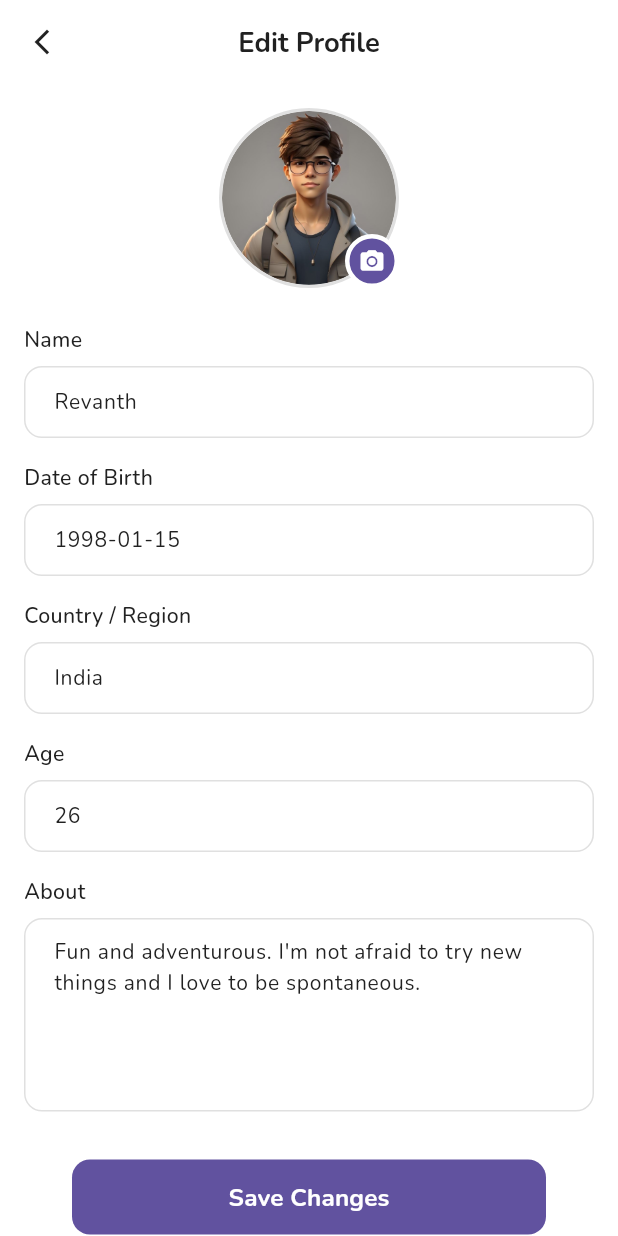
After one commit to sanashajiya/little_hearts, a Flutter app: the _EditProfileView screen opened directly, on a phone screen of 412 x 824 dp. The commit adds this screen. Run offline on Flutter 3.47's test engine with Material 3 defaults, Android fonts, the phone set to English and light mode, and no system bars; our stand-ins replace dartz, dio, equatable, flutter_bloc, get_it, go_router and 1 more.

Commit message:
implement edit profile  screen UI

```diff
--- /dev/null
+++ b/lib/features/profile/presentation/cubit/edit_profile_cubit.dart
@@ -0,0 +1,89 @@
+import 'package:flutter_bloc/flutter_bloc.dart';
+
+class EditProfileCubit extends Cubit<EditProfileState> {
+  EditProfileCubit() : super(EditProfileInitial()) {
+    _loadProfile();
+  }
+
+  void _loadProfile() {
+    // Dummy data
+    emit(EditProfileLoaded(
+      name: 'Revanth',
+      dateOfBirth: '1998-01-15',
+      country: 'India',
+      age: 26,
+      about: 'Fun and adventurous. I\'m not afraid to try new things and I love to be spontaneous.',
+    ));
+  }
+
+  void updateName(String name) {
+    final currentState = state;
+    if (currentState is EditProfileLoaded) {
+      emit(currentState.copyWith(name: name));
+    }
+  }
+
+  void updateDateOfBirth(String dateOfBirth) {
+    final currentState = state;
+    if (currentState is EditProfileLoaded) {
+      emit(currentState.copyWith(dateOfBirth: dateOfBirth));
+    }
+  }
+
+  void updateCountry(String country) {
+    final currentState = state;
+    if (currentState is EditProfileLoaded) {
+      emit(currentState.copyWith(country: country));
+    }
+  }
+
+  void updateAge(int age) {
+    final currentState = state;
+    if (currentState is EditProfileLoaded) {
+      emit(currentState.copyWith(age: age));
+    }
+  }
+
+  void updateAbout(String about) {
+    final currentState = state;
+    if (currentState is EditProfileLoaded) {
+      emit(currentState.copyWith(about: about));
+    }
+  }
+}
+
+abstract class EditProfileState {}
+
+class EditProfileInitial extends EditProfileState {}
+
+class EditProfileLoaded extends EditProfileState {
+  final String name;
+  final String dateOfBirth;
+  final String country;
+  final int age;
+  final String about;
+
+  EditProfileLoaded({
+    required this.name,
+    required this.dateOfBirth,
+    required this.country,
+    required this.age,
+    required this.about,
+  });
+
+  EditProfileLoaded copyWith({
+    String? name,
+    String? dateOfBirth,
+    String? country,
+    int? age,
+    String? about,
+  }) {
+    return EditProfileLoaded(
+      name: name ?? this.name,
+      dateOfBirth: dateOfBirth ?? this.dateOfBirth,
+      country: country ?? this.country,
+      age: age ?? this.age,
+      about: about ?? this.about,
+    );
+  }
+}
--- /dev/null
+++ b/lib/features/profile/presentation/screens/edit_profile_screen.dart
@@ -0,0 +1,80 @@
+import 'package:flutter/material.dart';
+import 'package:flutter_bloc/flutter_bloc.dart';
+import 'package:go_router/go_router.dart';
+
+import '../../../../core/constants/custom_text.dart';
+import '../../../../core/theme/app_colors.dart';
+import '../cubit/edit_profile_cubit.dart';
+import '../widgets/profile_image_picker.dart';
+import '../widgets/edit_profile_form.dart';
+import '../widgets/save_changes_button.dart';
+
+class EditProfileScreen extends StatelessWidget {
+  const EditProfileScreen({super.key});
+
+  @override
+  Widget build(BuildContext context) {
+    return BlocProvider(
+      create: (_) => EditProfileCubit(),
+      child: const _EditProfileView(),
+    );
+  }
+}
+
+class _EditProfileView extends StatelessWidget {
+  const _EditProfileView();
+
+  @override
+  Widget build(BuildContext context) {
+    return Scaffold(
+      backgroundColor: AppColors.white,
+      appBar: AppBar(
+        backgroundColor: AppColors.white,
+        elevation: 0,
+        leading: IconButton(
+          icon: const Icon(
+            Icons.arrow_back_ios_new,
+            color: AppColors.textPrimary,
+            size: 20,
+          ),
+          onPressed: () => context.pop(),
+        ),
+        title: const CustomText(
+          text: 'Edit Profile',
+          fontSize: 18,
+          fontWeight: FontWeightType.bold,
+          color: AppColors.textPrimary,
+        ),
+        centerTitle: true,
+      ),
+      body: BlocBuilder<EditProfileCubit, EditProfileState>(
+        builder: (context, state) {
+          if (state is EditProfileLoaded) {
+            return SingleChildScrollView(
+              padding: const EdgeInsets.all(16),
+              child: Column(
+                children: [
+                  const ProfileImagePicker(),
+                  const SizedBox(height: 24),
+                  EditProfileForm(
+                    name: state.name,
+                    dateOfBirth: state.dateOfBirth,
+                    country: state.country,
+                    age: state.age,
+                    about: state.about,
+                  ),
+                  const SizedBox(height: 32),
+                  const SaveChangesButton(),
+                  const SizedBox(height: 24),
+                ],
+              ),
+            );
+          }
+          return const Center(
+            child: CircularProgressIndicator(),
+          );
+        },
+      ),
+    );
+  }
+}
--- /dev/null
+++ b/lib/features/profile/presentation/widgets/edit_profile_form.dart
@@ -0,0 +1,135 @@
+import 'package:flutter/material.dart';
+import 'package:flutter_bloc/flutter_bloc.dart';
+
+import '../../../../core/constants/custom_text.dart';
+import '../../../../core/theme/app_colors.dart';
+import '../cubit/edit_profile_cubit.dart';
+
+class EditProfileForm extends StatelessWidget {
+  final String name;
+  final String dateOfBirth;
+  final String country;
+  final int age;
+  final String about;
+
+  const EditProfileForm({
+    super.key,
+    required this.name,
+    required this.dateOfBirth,
+    required this.country,
+    required this.age,
+    required this.about,
+  });
+
+  @override
+  Widget build(BuildContext context) {
+    return Column(
+      crossAxisAlignment: CrossAxisAlignment.start,
+      children: [
+        _buildTextField(
+          label: 'Name',
+          value: name,
+          onChanged: (value) {
+            context.read<EditProfileCubit>().updateName(value);
+          },
+        ),
+        const SizedBox(height: 16),
+        _buildTextField(
+          label: 'Date of Birth',
+          value: dateOfBirth,
+          onChanged: (value) {
+            context.read<EditProfileCubit>().updateDateOfBirth(value);
+          },
+        ),
+        const SizedBox(height: 16),
+        _buildTextField(
+          label: 'Country / Region',
+          value: country,
+          onChanged: (value) {
+            context.read<EditProfileCubit>().updateCountry(value);
+          },
+        ),
+        const SizedBox(height: 16),
+        _buildTextField(
+          label: 'Age',
+          value: age.toString(),
+          keyboardType: TextInputType.number,
+          onChanged: (value) {
+            final ageValue = int.tryParse(value);
+            if (ageValue != null) {
+              context.read<EditProfileCubit>().updateAge(ageValue);
+            }
+          },
+        ),
+        const SizedBox(height: 16),
+        _buildTextField(
+          label: 'About',
+          value: about,
+          maxLines: 5,
+          onChanged: (value) {
+            context.read<EditProfileCubit>().updateAbout(value);
+          },
+        ),
+      ],
+    );
+  }
+
+  Widget _buildTextField({
+    required String label,
+    required String value,
+    required ValueChanged<String> onChanged,
+    TextInputType? keyboardType,
+    int maxLines = 1,
+  }) {
+    return Column(
+      crossAxisAlignment: CrossAxisAlignment.start,
+      children: [
+        CustomText(
+          text: label,
+          fontSize: 14,
+          fontWeight: FontWeightType.medium,
+          color: AppColors.textPrimary,
+        ),
+        const SizedBox(height: 8),
+        TextField(
+          controller: TextEditingController(text: value)
+            ..selection = TextSelection.collapsed(offset: value.length),
+          keyboardType: keyboardType,
+          maxLines: maxLines,
+          decoration: InputDecoration(
+            border: OutlineInputBorder(
+              borderRadius: BorderRadius.circular(12),
+              borderSide: const BorderSide(
+                color: AppColors.borderLight,
+              ),
+            ),
+            enabledBorder: OutlineInputBorder(
+              borderRadius: BorderRadius.circular(12),
+              borderSide: const BorderSide(
+                color: AppColors.borderLight,
+              ),
+            ),
+            focusedBorder: OutlineInputBorder(
+              borderRadius: BorderRadius.circular(12),
+              borderSide: const BorderSide(
+                color: AppColors.primary,
+                width: 2,
+              ),
+            ),
+            contentPadding: const EdgeInsets.symmetric(
+              horizontal: 16,
+              vertical: 12,
+            ),
+            fillColor: AppColors.white,
+            filled: true,
+          ),
+          style: const TextStyle(
+            fontSize: 14,
+            color: AppColors.textPrimary,
+          ),
+          onChanged: onChanged,
+        ),
+      ],
+    );
+  }
+}
--- a/lib/features/profile/presentation/widgets/previous_stories_card.dart
+++ b/lib/features/profile/presentation/widgets/previous_stories_card.dart
@@ -55,7 +55,7 @@ class PreviousStoriesCard extends StatelessWidget {
                   decoration: BoxDecoration(
                     shape: BoxShape.circle,
                     border: Border.all(
-                      color: AppColors.primary,
+                      color: theme.primary,
                       width: 1.5,
                     ),
                   ),
--- /dev/null
+++ b/lib/features/profile/presentation/widgets/profile_image_picker.dart
@@ -0,0 +1,55 @@
+import 'package:flutter/material.dart';
+
+import '../../../../core/theme/app_colors.dart';
+
+class ProfileImagePicker extends StatelessWidget {
+  const ProfileImagePicker({super.key});
+
+  @override
+  Widget build(BuildContext context) {
+    return Center(
+      child: Stack(
+        children: [
+          Container(
+            width: 120,
+            height: 120,
+            decoration: BoxDecoration(
+              shape: BoxShape.circle,
+              border: Border.all(
+                color: AppColors.borderLight,
+                width: 2,
+              ),
+            ),
+            child: ClipOval(
+              child: Image.asset(
+                'assets/images/male2.png',
+                fit: BoxFit.cover,
+              ),
+            ),
+          ),
+          Positioned(
+            bottom: 0,
+            right: 0,
+            child: Container(
+              width: 36,
+              height: 36,
+              decoration: BoxDecoration(
+                color: AppColors.primary,
+                shape: BoxShape.circle,
+                border: Border.all(
+                  color: AppColors.white,
+                  width: 3,
+                ),
+              ),
+              child: const Icon(
+                Icons.camera_alt,
+                color: AppColors.white,
+                size: 18,
+              ),
+            ),
+          ),
+        ],
+      ),
+    );
+  }
+}
--- a/lib/features/profile/presentation/widgets/profile_menu.dart
+++ b/lib/features/profile/presentation/widgets/profile_menu.dart
@@ -1,4 +1,5 @@
 import 'package:flutter/material.dart';
+import 'package:go_router/go_router.dart';
 
 import '../../../../core/theme/app_colors.dart';
 import 'profile_menu_item.dart';
@@ -62,7 +63,19 @@ class ProfileMenu extends StatelessWidget {
         ),
       ],
       onSelected: (value) {
-        // TODO: Handle menu actions
+        switch (value) {
+          case 'edit':
+            context.push('/edit-profile');
+            break;
+          case 'blocked':
+            context.push('/blocked-users');
+            break;
+          case 'terms':
+            context.push('/terms-conditions');
+            break;
+          default:
+            break;
+        }
       },
     );
   }
--- /dev/null
+++ b/lib/features/profile/presentation/widgets/save_changes_button.dart
@@ -0,0 +1,37 @@
+import 'package:flutter/material.dart';
+
+import '../../../../core/constants/custom_text.dart';
+import '../../../../core/theme/app_colors.dart';
+
+class SaveChangesButton extends StatelessWidget {
+  const SaveChangesButton({super.key});
+
+  @override
+  Widget build(BuildContext context) {
+    return Padding(
+      padding: const EdgeInsets.symmetric(horizontal: 32.0),
+      child: SizedBox(
+        width: double.infinity,
+        height: 50,
+        child: ElevatedButton(
+          style: ElevatedButton.styleFrom(
+            backgroundColor: AppColors.primary,
+            shape: RoundedRectangleBorder(
+              borderRadius: BorderRadius.circular(12),
+            ),
+            elevation: 0,
+          ),
+          onPressed: () {
+            // TODO: Save changes logic
+          },
+          child: const CustomText(
+            text: 'Save Changes',
+            fontSize: 16,
+            fontWeight: FontWeightType.bold,
+            color: AppColors.white,
+          ),
+        ),
+      ),
+    );
+  }
+}
```
